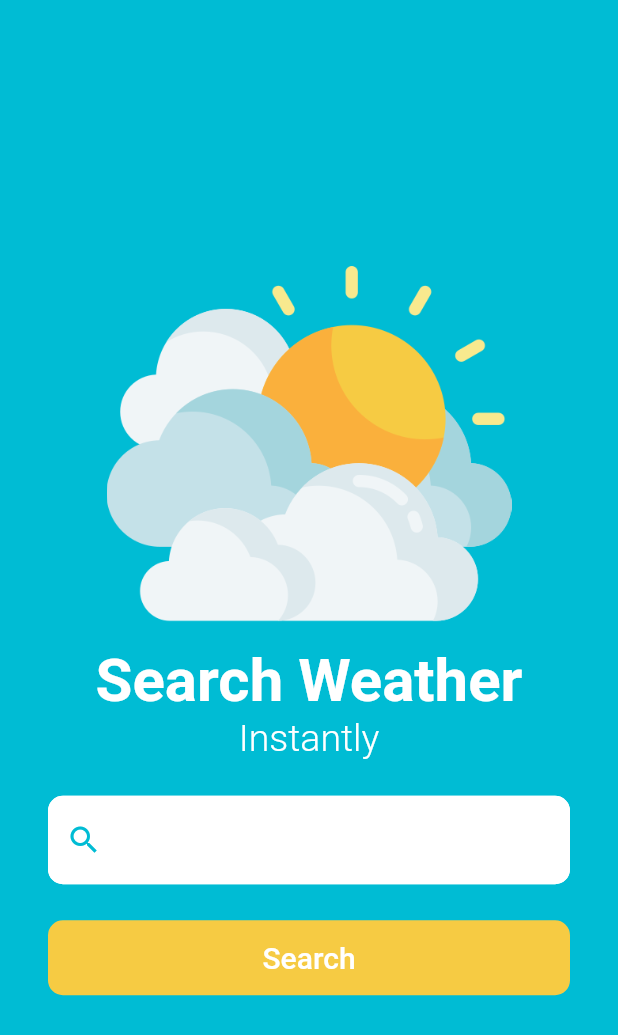
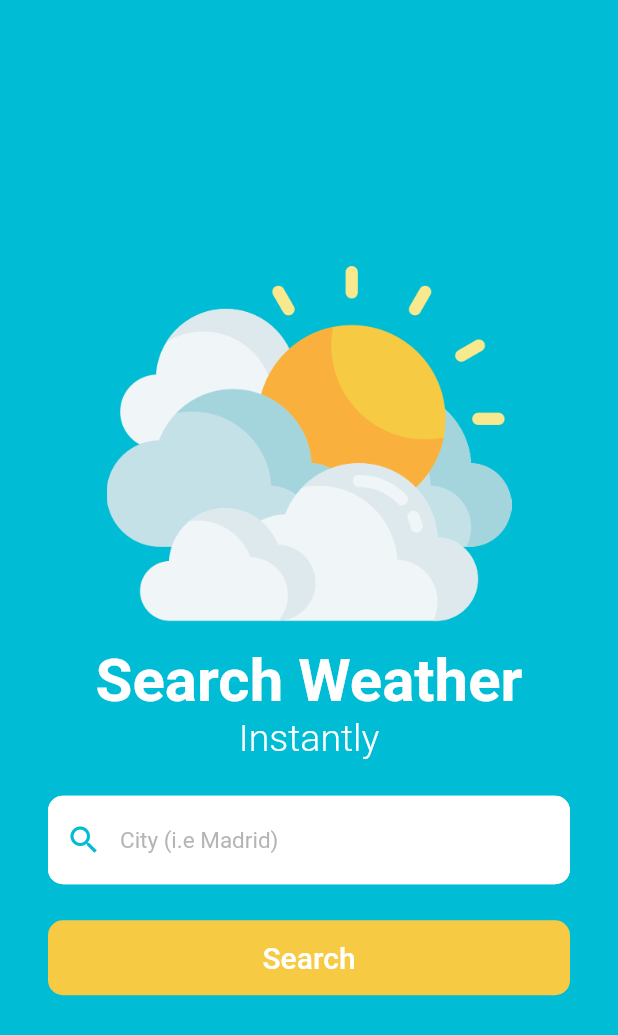
Before and after one commit to Denismr7/flutter-weather-app, a Flutter app: the screen it shows after launch, on a phone screen of 412 x 824 dp. Shown: the top 1035 px of the screen. Run offline on Flutter 3.47's test engine with Material 2 defaults, Android fonts, the phone set to English and light mode, and no system bars; our stand-ins replace bloc, equatable.

Commit message:
added placeholder

```diff
--- a/lib/main.dart
+++ b/lib/main.dart
@@ -56,6 +56,11 @@ class SearchPage extends StatelessWidget {
               SizedBox(height: 24),
               TextFormField(
                 decoration: InputDecoration(
+                  hintText: 'City (i.e Madrid)',
+                  hintStyle: TextStyle(
+                    fontSize: 15,
+                    color: Color.fromARGB(180, 150, 150, 150),
+                  ),
                   filled: true,
                   fillColor: Colors.white,
                   prefixIcon: Icon(
```
